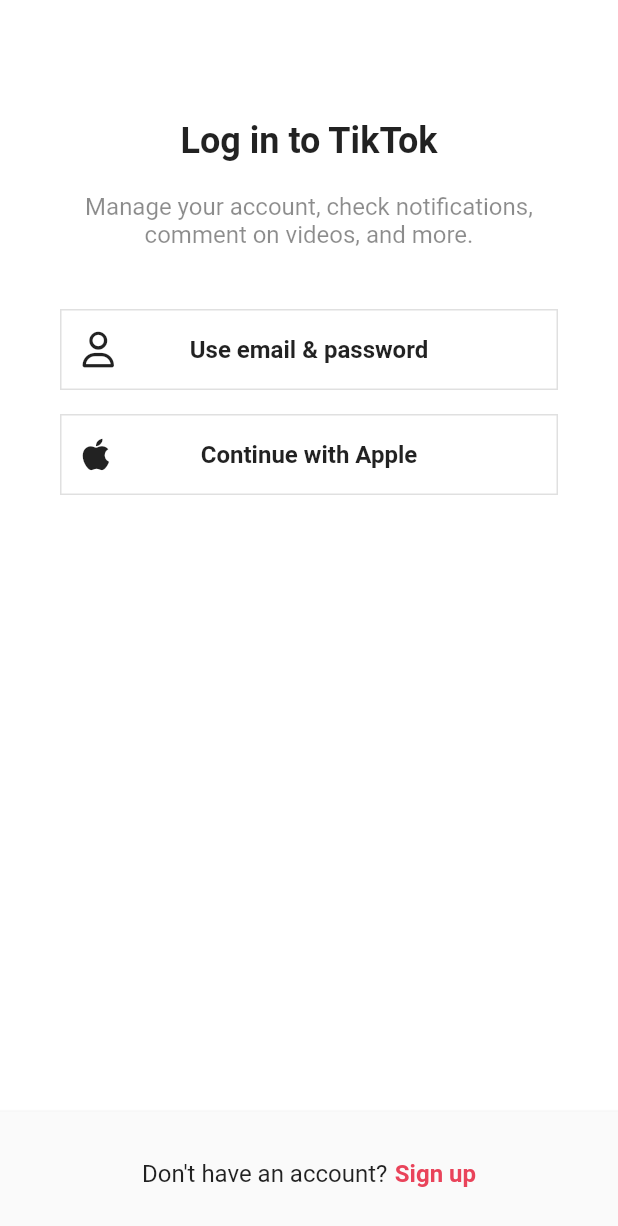
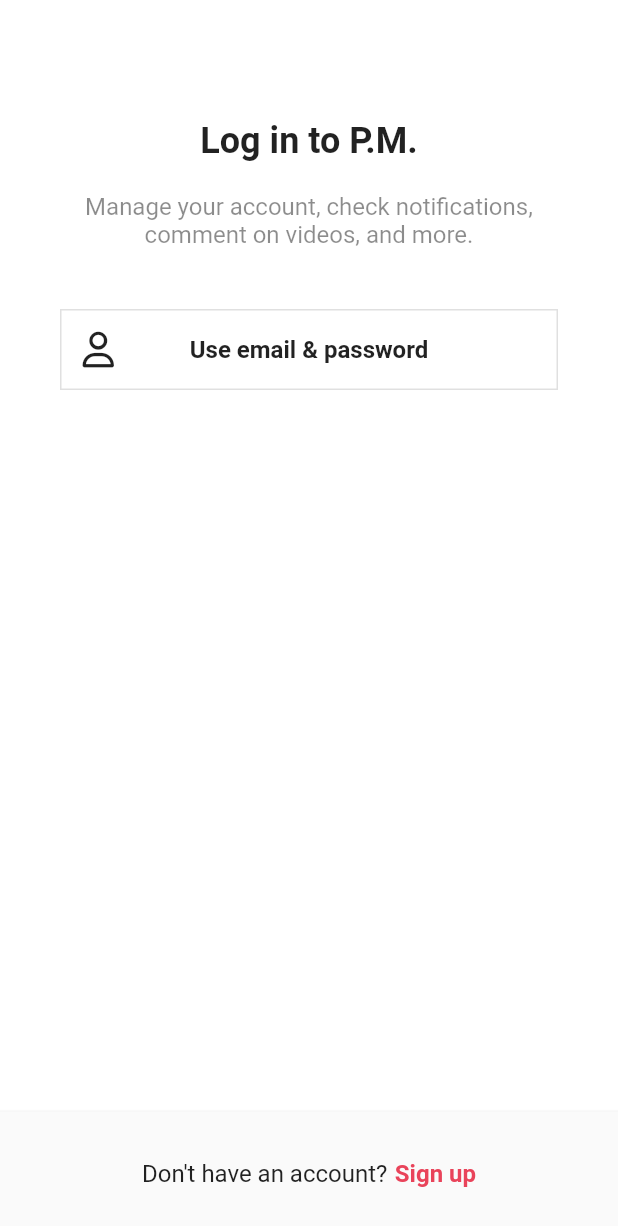
Before and after one commit to hongdongin/capstone, a Flutter app: the screen it shows after launch, after a tap on "Log in", on a phone screen of 412 x 824 dp. Shown: the top 1226 px of the screen. Run offline on Flutter 3.47's test engine with Material 2 defaults, Android fonts, the phone set to English and light mode, and no system bars; our stand-ins replace font_awesome_flutter, video_player, visibility_detector.

Commit message:
0314_v15

```diff
--- a/lib/features/authentication/login_form_screen.dart
+++ b/lib/features/authentication/login_form_screen.dart
@@ -73,6 +73,7 @@ class _LoginFormScreenState extends State<LoginFormScreen> {
               ),
               Gaps.v16,
               TextFormField(
+                obscureText: true,
                 decoration: InputDecoration(
                   hintText: 'Password',
                   enabledBorder: UnderlineInputBorder(
--- a/lib/features/authentication/login_screen.dart
+++ b/lib/features/authentication/login_screen.dart
@@ -32,7 +32,7 @@ class LoginScreen extends StatelessWidget {
             children: [
               Gaps.v80,
               const Text(
-                "Log in to TikTok",
+                "Log in to P.M.",
                 style: TextStyle(
                   fontSize: Sizes.size24,
                   fontWeight: FontWeight.w700,
@@ -54,11 +54,6 @@ class LoginScreen extends StatelessWidget {
                   icon: FaIcon(FontAwesomeIcons.user),
                   text: "Use email & password",
                 ),
-              ),
-              Gaps.v16,
-              const AuthButton(
-                icon: FaIcon(FontAwesomeIcons.apple),
-                text: "Continue with Apple",
               ),
             ],
           ),
--- a/lib/features/authentication/sign_up_screen.dart
+++ b/lib/features/authentication/sign_up_screen.dart
@@ -38,7 +38,7 @@ class SignUpScreen extends StatelessWidget {
             children: [
               Gaps.v80,
               const Text(
-                "Sign up for TikTok",
+                "Sign up for P.M.",
                 style: TextStyle(
                   fontSize: Sizes.size24,
                   fontWeight: FontWeight.w700,
@@ -60,11 +60,6 @@ class SignUpScreen extends StatelessWidget {
                   icon: FaIcon(FontAwesomeIcons.user),
                   text: "Use email & password",
                 ),
-              ),
-              Gaps.v16,
-              const AuthButton(
-                icon: FaIcon(FontAwesomeIcons.apple),
-                text: "Continue with Apple",
               ),
             ],
           ),
```
Also changed, not shown: 19 other files.
